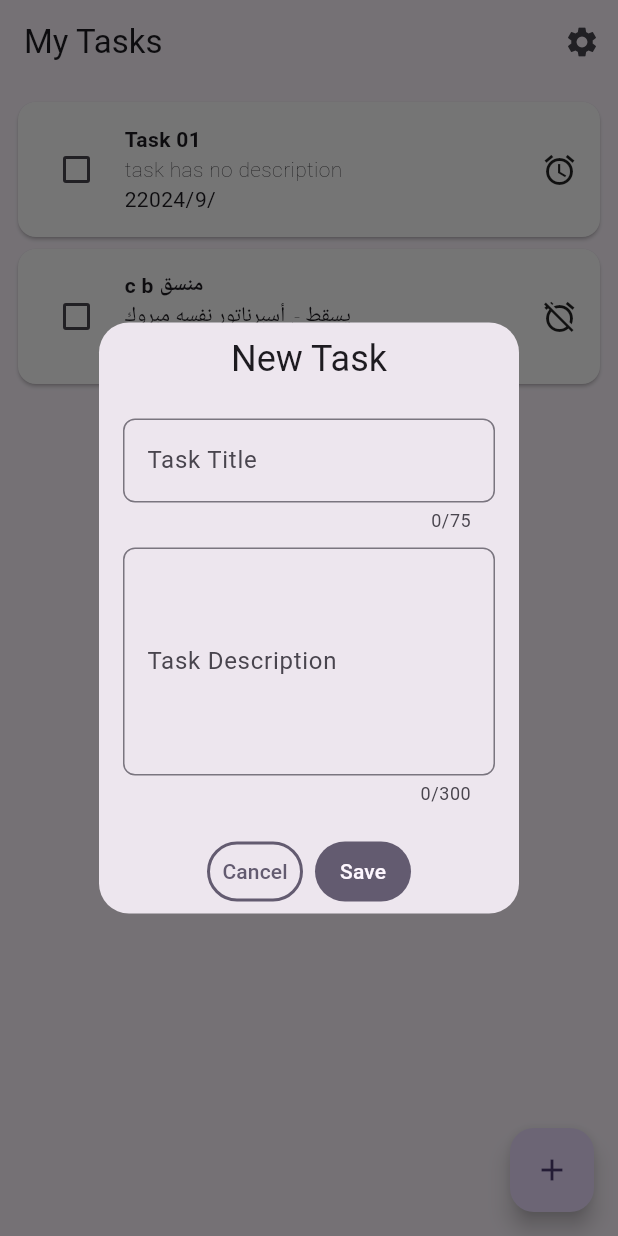
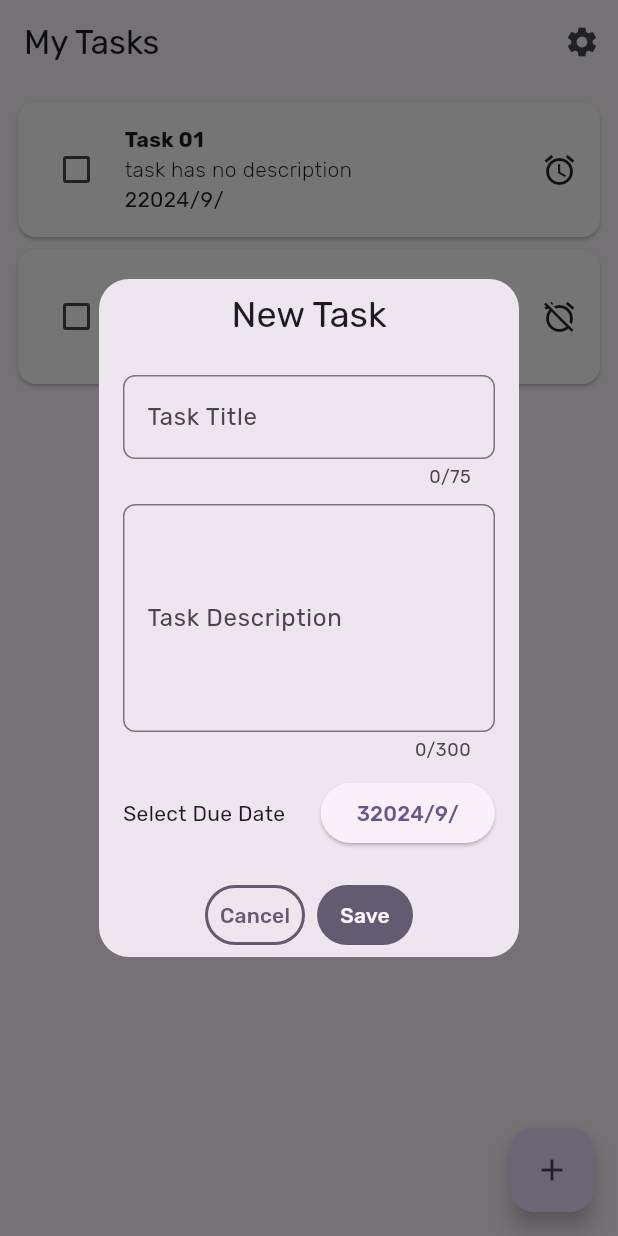
Before and after one commit to abdulrasol/dot_to_do_list, a Flutter app: the screen it shows after launch, after a tap on the "add" icon, on a phone screen of 412 x 824 dp. Run offline on Flutter 3.47's test engine with Material 3 defaults, Android fonts, the phone set to English and light mode, and no system bars; our stand-ins replace appwrite, get, google_fonts; Roboto replaces fonts that are missing (Tajawal).

Commit message:
add date picker

```diff
--- a/lib/main.dart
+++ b/lib/main.dart
@@ -1,9 +1,12 @@
 import 'package:dot_to_do_list/ui/home.dart';
+import 'package:dot_to_do_list/ui/widgets/add_task_widget.dart';
 import 'package:flutter/material.dart';
 import 'package:get/get.dart';
 import 'package:google_fonts/google_fonts.dart';
+import 'package:intl/date_symbol_data_local.dart';
 
 void main() {
+  initializeDateFormatting();
   runApp(const App());
 }
 
@@ -18,7 +21,7 @@ class App extends StatelessWidget {
       title: 'Dot to do list',
       //  locale: const Locale('ar'),
       theme: ThemeData(
-        textTheme: GoogleFonts.tajawalTextTheme(),
+        textTheme: GoogleFonts.rubikTextTheme(),
 
         // This is the theme of your application.
         //
--- /dev/null
+++ b/lib/services/ui_services.dart
@@ -0,0 +1,8 @@
+import 'package:get/get.dart';
+import 'package:intl/intl.dart';
+
+class UiController extends GetxController {
+  // add to do due date var
+  var dueDate = DateTime.now().obs;
+  var format = DateFormat.yMd('ar');
+}
--- a/lib/ui/widgets/add_task_widget.dart
+++ b/lib/ui/widgets/add_task_widget.dart
@@ -1,4 +1,6 @@
+import 'package:dot_to_do_list/services/ui_services.dart';
 import 'package:flutter/material.dart';
+import 'package:get/get.dart';
 import 'package:google_fonts/google_fonts.dart';
 
 class AddTaskWidget extends StatelessWidget {
@@ -8,6 +10,8 @@ class AddTaskWidget extends StatelessWidget {
 
   @override
   Widget build(BuildContext context) {
+    UiController uiController = Get.find();
+
     GlobalKey<FormState> formKey = GlobalKey<FormState>();
     TextEditingController titleText = TextEditingController();
     TextEditingController contenctText = TextEditingController();
@@ -17,7 +21,9 @@ class AddTaskWidget extends StatelessWidget {
         borderSide: BorderSide(width: 2, color: Colors.black54),
       ),
     );
-    return Padding(
+    return //Scaffold(
+        //  body:
+        Padding(
       padding: const EdgeInsets.all(8),
       child: Form(
         key: formKey,
@@ -43,6 +49,35 @@ class AddTaskWidget extends StatelessWidget {
               cursorColor: Colors.black,
               maxLines: 5,
               maxLength: 300,
+            ),
+            const SizedBox(height: 10),
+            Row(
+              children: [
+                const Text('Select Due Date'),
+                const Expanded(child: SizedBox()),
+                Obx(
+                  () => ElevatedButton(
+                    onPressed: () async {
+                      DateTime? picked = await showDatePicker(
+                        context: context,
+                        firstDate: uiController.dueDate.value
+                            .subtract(const Duration(days: 30)),
+                        currentDate: uiController.dueDate.value,
+                        lastDate: uiController.dueDate.value.add(
+                          const Duration(days: 365),
+                        ),
+                      );
+                      if (picked != null &&
+                          picked != uiController.dueDate.value) {
+                        uiController.dueDate.value = picked;
+                      }
+                    },
+                    child: Text(
+                      uiController.format.format(uiController.dueDate.value),
+                    ),
+                  ),
+                ),
+              ],
             )
           ],
         ),
--- a/lib/ui/widgets/task_widget.dart
+++ b/lib/ui/widgets/task_widget.dart
@@ -1,8 +1,8 @@
 import 'package:dot_to_do_list/models/task_model.dart';
+import 'package:dot_to_do_list/services/ui_services.dart';
 
 import 'package:flutter/material.dart';
-import 'package:intl/intl.dart';
-import 'package:intl/date_symbol_data_local.dart';
+import 'package:get/get.dart';
 
 // ignore: must_be_immutable
 class TaskWidget extends StatefulWidget {
@@ -16,8 +16,8 @@ class TaskWidget extends StatefulWidget {
 class _TaskWidgetState extends State<TaskWidget> {
   @override
   Widget build(BuildContext context) {
-    initializeDateFormatting();
-    var format = DateFormat.yMd('ar');
+    UiController uiController = Get.put(UiController());
+    //var format = DateFormat.yMd('ar');
     return Card(
       color: widget.task.isCompleted ? Colors.white54 : Colors.white,
       child: SizedBox(
@@ -66,7 +66,7 @@ class _TaskWidgetState extends State<TaskWidget> {
                           ),
                         ),
                         Text(
-                          format.format(widget.task.dueDate),
+                          uiController.format.format(widget.task.dueDate),
                           style: TextStyle(
                             fontWeight: FontWeight.normal,
                             fontStyle: widget.task.isCompleted
```
